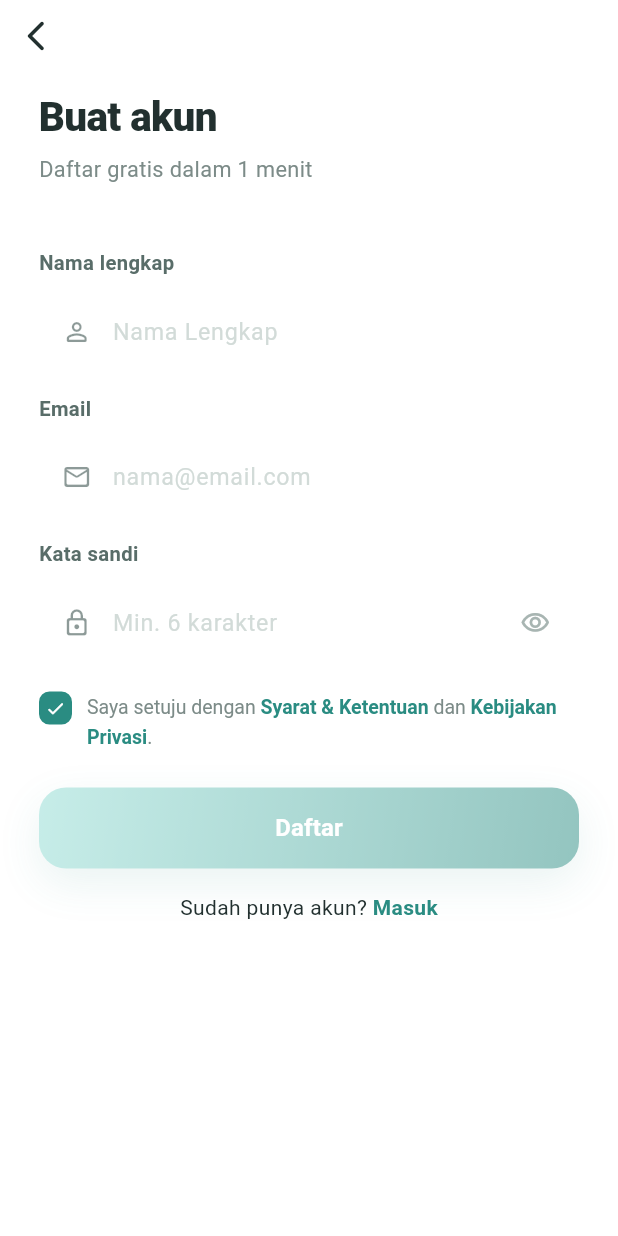
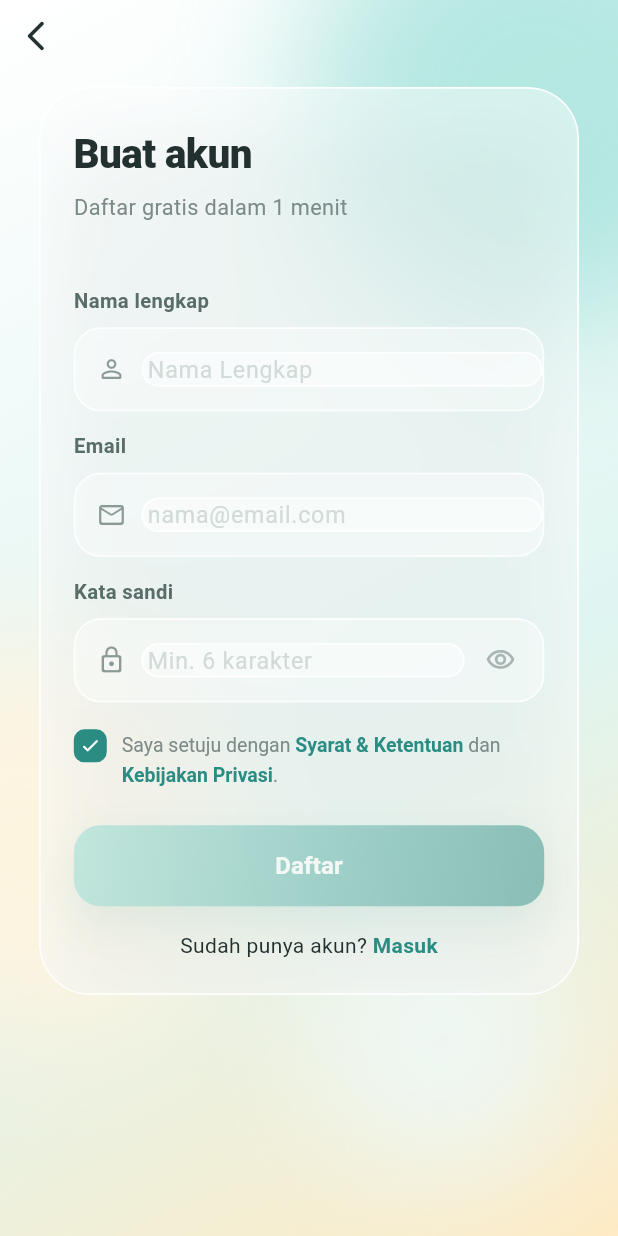
Before and after one commit to WhoIsR/EMoney-MobileApp, a Flutter app: the RegisterPage screen opened by its route, on a phone screen of 412 x 824 dp. Run offline on Flutter 3.47's test engine with Material 3 defaults, Android fonts, the phone set to English and light mode, and no system bars; our stand-ins replace app_links, dio, equatable, firebase_auth, firebase_core, firebase_messaging and 6 more; missing offline and left inert: mobile_scanner; accounts and stored records are empty; Roboto replaces fonts that are missing (PlusJakartaSans).

Commit message:
style: samakan halaman daftar
Menerapkan glass style pada form registrasi.

```diff
--- a/lib/presentation/pages/auth/register_page.dart
+++ b/lib/presentation/pages/auth/register_page.dart
@@ -8,6 +8,8 @@
 import '../../widgets/app_button.dart';
 import '../../widgets/app_field.dart';
 import '../../widgets/feature_icon.dart';
+import '../../widgets/glass_background.dart';
+import '../../widgets/glass_card.dart';
 
 class RegisterPage extends StatefulWidget {
   const RegisterPage({super.key});
@@ -81,8 +83,9 @@
   @override
   Widget build(BuildContext context) {
     return Scaffold(
-      backgroundColor: Colors.white,
-      body: SafeArea(
+      backgroundColor: AppColors.bg,
+      body: GlassBackground(
+        child: SafeArea(
           child: Column(
             children: [
               Align(
@@ -95,6 +98,14 @@
               Expanded(
                 child: SingleChildScrollView(
                   padding: const EdgeInsets.fromLTRB(26, 10, 26, 24),
+                  child: GlassCard(
+                    radius: 34,
+                    color: Colors.white.withValues(alpha: 0.40),
+                    border: Border.all(
+                      color: Colors.white.withValues(alpha: 0.9),
+                      width: 1.2,
+                    ),
+                    padding: const EdgeInsets.fromLTRB(22, 24, 22, 22),
                     child: Column(
                       crossAxisAlignment: CrossAxisAlignment.start,
                       children: [
@@ -153,11 +164,13 @@
                                 width: 22,
                                 height: 22,
                                 decoration: BoxDecoration(
-                              color: _agree ? AppColors.primary : Colors.white,
+                                  color:
+                                      _agree ? AppColors.primary : Colors.white,
                                   borderRadius: BorderRadius.circular(7),
                                   border: Border.all(
-                                color:
-                                    _agree ? AppColors.primary : AppColors.line,
+                                    color: _agree
+                                        ? AppColors.primary
+                                        : AppColors.line,
                                     width: 1.6,
                                   ),
                                 ),
@@ -210,8 +223,8 @@
                           mainAxisAlignment: MainAxisAlignment.center,
                           children: [
                             const Text('Sudah punya akun? ',
-                            style:
-                                TextStyle(fontSize: 14, color: AppColors.ink)),
+                                style: TextStyle(
+                                    fontSize: 14, color: AppColors.ink)),
                             GestureDetector(
                               onTap: () => context.go('/login'),
                               child: const Text('Masuk',
@@ -228,7 +241,9 @@
                     ),
                   ),
                 ),
+              ),
             ],
+          ),
         ),
       ),
     );
```
Lines whose indentation alone changed are shown as unchanged.
